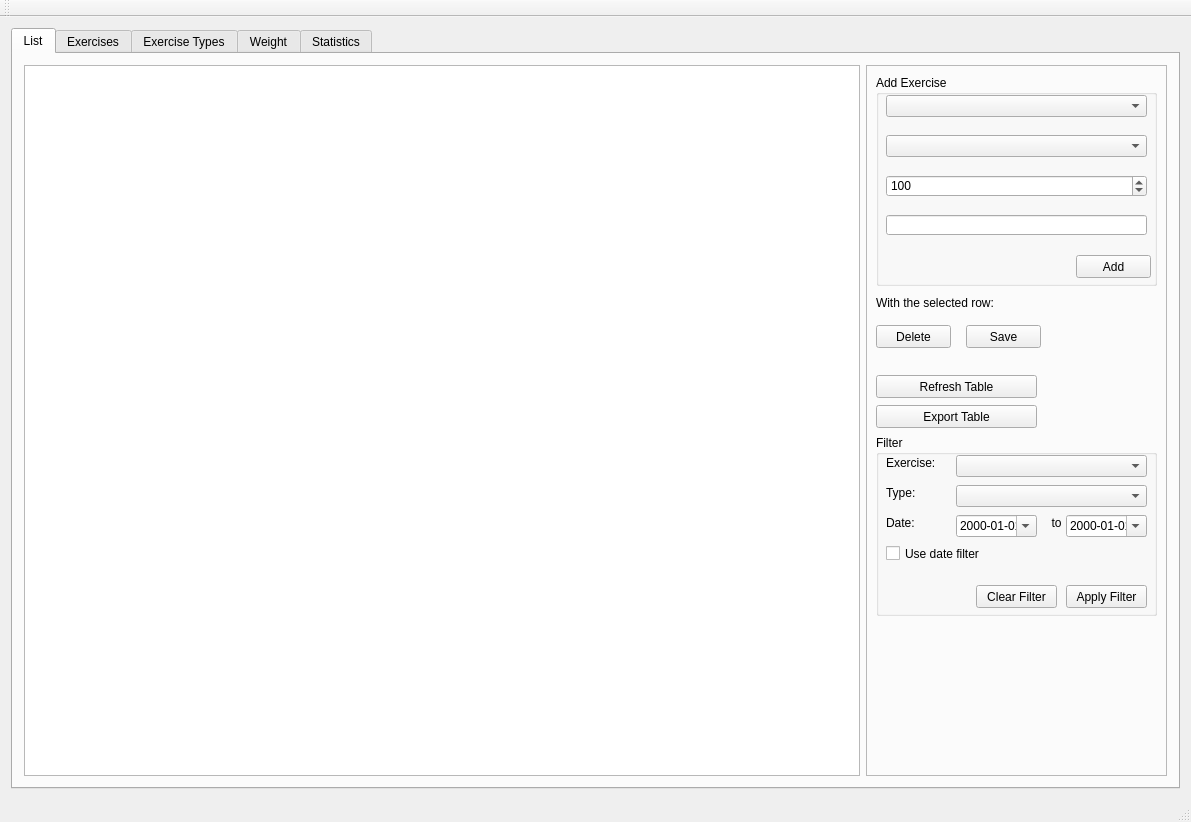
Above: src/harrix_swiss_knife/fitness_window.ui from Harrix/harrix-swiss-knife before the change. Below: the same form after it.
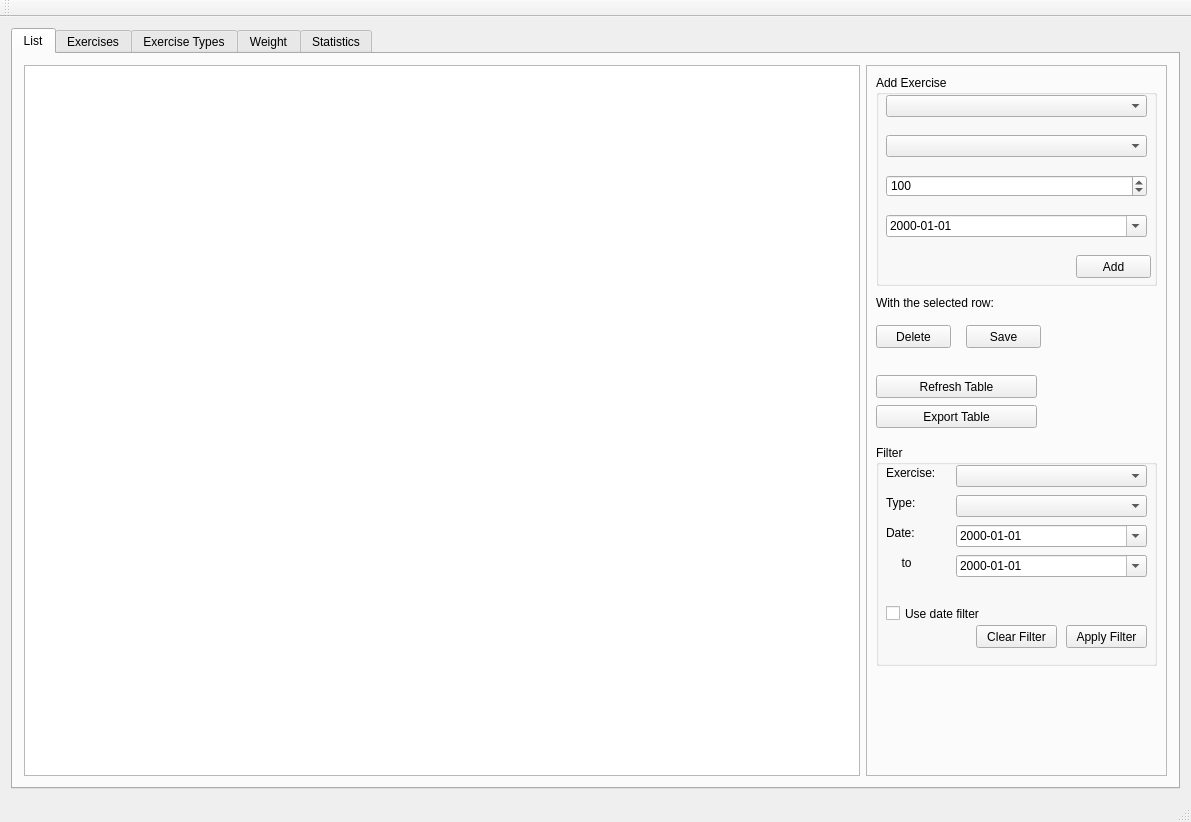
That is the form after the change.

Commit message: 🔄 Replace lineEdit_date to dateEdit

```diff
--- a/src/harrix_swiss_knife/fitness_window.ui
+++ b/src/harrix_swiss_knife/fitness_window.ui
@@ -87,16 +87,6 @@
              </rect>
             </property>
            </widget>
-           <widget class="QLineEdit" name="lineEdit_date">
-            <property name="geometry">
-             <rect>
-              <x>10</x>
-              <y>140</y>
-              <width>261</width>
-              <height>20</height>
-             </rect>
-            </property>
-           </widget>
            <widget class="QSpinBox" name="spinBox_count">
             <property name="geometry">
              <rect>
@@ -113,6 +103,22 @@
              <number>100</number>
             </property>
            </widget>
+           <widget class="QDateEdit" name="dateEdit">
+            <property name="geometry">
+             <rect>
+              <x>10</x>
+              <y>140</y>
+              <width>261</width>
+              <height>22</height>
+             </rect>
+            </property>
+            <property name="displayFormat">
+             <string>yyyy-MM-dd</string>
+            </property>
+            <property name="calendarPopup">
+             <bool>true</bool>
+            </property>
+           </widget>
           </widget>
           <widget class="QPushButton" name="pushButton_delete">
            <property name="geometry">
@@ -183,9 +189,9 @@
            <property name="geometry">
             <rect>
              <x>10</x>
-             <y>370</y>
+             <y>380</y>
              <width>281</width>
-             <height>181</height>
+             <height>221</height>
             </rect>
            </property>
            <property name="title">
@@ -255,7 +261,7 @@
              <rect>
               <x>80</x>
               <y>80</y>
-              <width>81</width>
+              <width>191</width>
               <height>22</height>
              </rect>
             </property>
@@ -269,8 +275,8 @@
            <widget class="QLabel" name="label_filter_to">
             <property name="geometry">
              <rect>
-              <x>170</x>
-              <y>80</y>
+              <x>20</x>
+              <y>110</y>
               <width>21</width>
               <height>16</height>
              </rect>
@@ -285,9 +291,9 @@
            <widget class="QDateEdit" name="dateEdit_filter_to">
             <property name="geometry">
              <rect>
-              <x>190</x>
-              <y>80</y>
-              <width>81</width>
+              <x>80</x>
+              <y>110</y>
+              <width>191</width>
               <height>22</height>
              </rect>
             </property>
@@ -302,7 +308,7 @@
             <property name="geometry">
              <rect>
               <x>190</x>
-              <y>150</y>
+              <y>180</y>
               <width>81</width>
               <height>23</height>
              </rect>
@@ -315,7 +321,7 @@
             <property name="geometry">
              <rect>
               <x>100</x>
-              <y>150</y>
+              <y>180</y>
               <width>81</width>
               <height>23</height>
              </rect>
@@ -328,7 +334,7 @@
             <property name="geometry">
              <rect>
               <x>10</x>
-              <y>110</y>
+              <y>160</y>
               <width>131</width>
               <height>17</height>
              </rect>
```
The commit also changes 6 other files.
